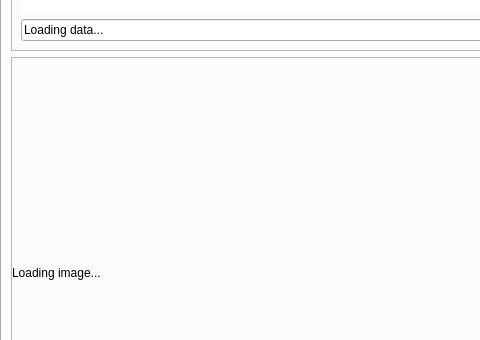
Above: mainwindow.ui from DavidJerman/AstroXplorer before the change; both pictures show x 0 to 480 and y 128 to 468 of the 932 by 648 pixel window. Below: the same form after it.
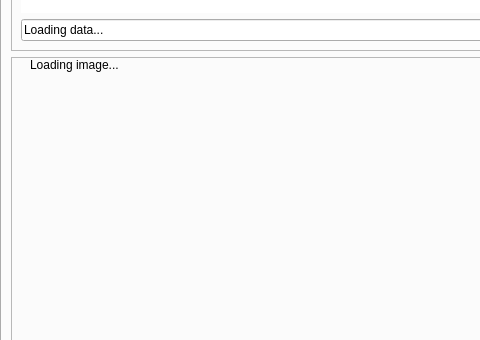
That is the form after the change. The open tabs and pages were chosen to show the change.

```diff
--- a/mainwindow.ui
+++ b/mainwindow.ui
@@ -107,16 +107,16 @@
             <number>0</number>
            </property>
            <property name="leftMargin">
-            <number>0</number>
+            <number>18</number>
            </property>
            <property name="topMargin">
             <number>0</number>
            </property>
            <property name="rightMargin">
-            <number>0</number>
+            <number>18</number>
            </property>
            <property name="bottomMargin">
-            <number>0</number>
+            <number>9</number>
            </property>
            <item>
             <widget class="QLabel" name="WelcomeImageLabel">
@@ -134,6 +134,19 @@
              </property>
             </widget>
            </item>
+           <item>
+            <spacer name="verticalSpacer">
+             <property name="orientation">
+              <enum>Qt::Vertical</enum>
+             </property>
+             <property name="sizeHint" stdset="0">
+              <size>
+               <width>20</width>
+               <height>40</height>
+              </size>
+             </property>
+            </spacer>
+           </item>
           </layout>
          </widget>
         </item>
```
Left out of the diff: 2 changed lines with no effect on the pictures.
